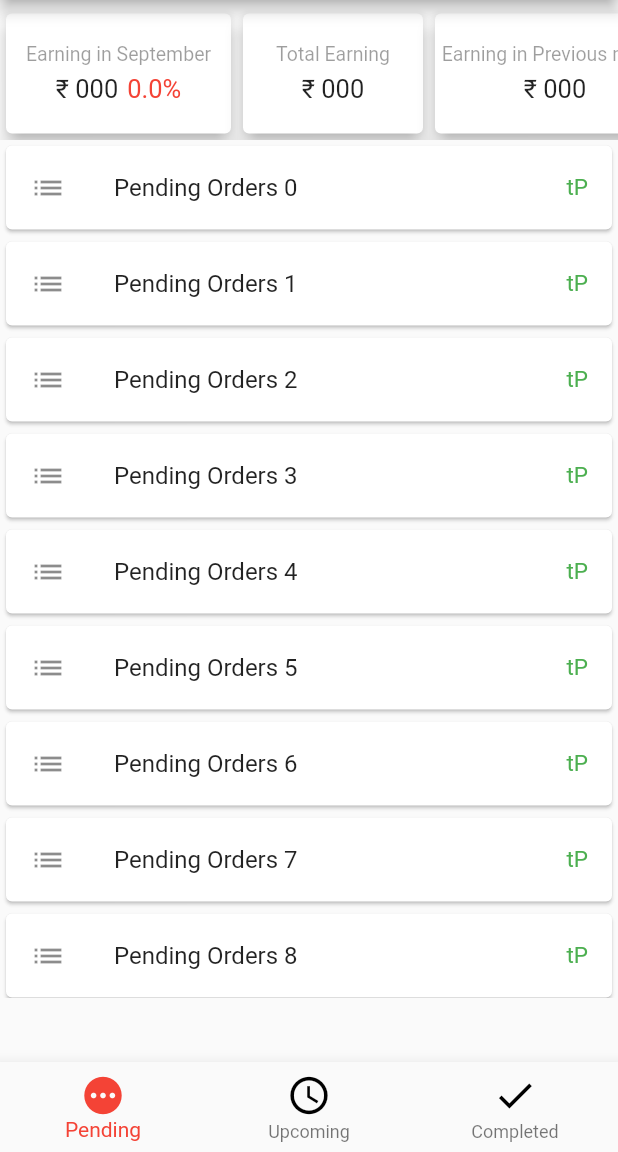
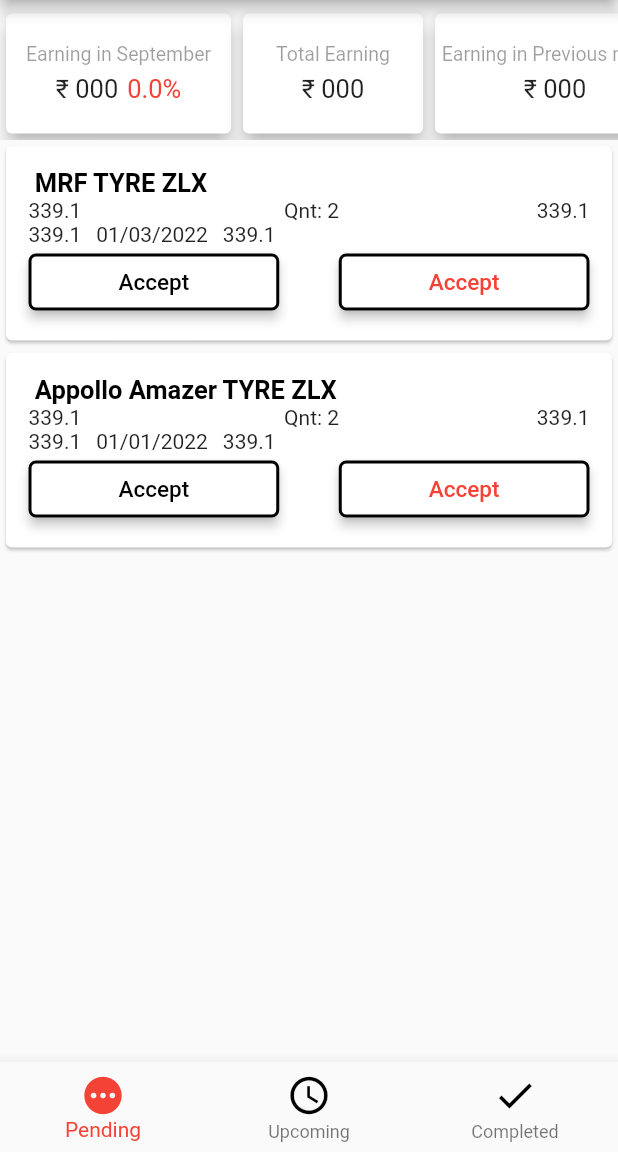
Before and after one commit to vikasdduc/tpcircle, a Flutter app: the MyOrdersPage screen opened directly, on a phone screen of 412 x 824 dp, the part 84-1236 px from its top. Run offline on Flutter 3.47's test engine with Material 2 defaults, Android fonts, the phone set to English and light mode, and no system bars; drawn by our look-alikes of badges; our stand-ins replace firebase_core, otp_text_field; accounts and stored records are empty.

Commit message:
17th commit

```diff
--- a/lib/main.dart
+++ b/lib/main.dart
@@ -1,18 +1,23 @@
+
+import 'package:firebase_core/firebase_core.dart';
 import 'package:flutter/material.dart';
 import 'package:tyreplex/screens/filterPages/filter_screen.dart';
+//import 'package:tyreplex/screens/filterPages/filter_screen.dart';
 //import 'package:tyreplex/screens/login.dart';
 
-//import 'package:tyreplex/screens/myOrderPages/my_order.dart';
+import 'package:tyreplex/screens/myOrderPages/my_order.dart';
 //import 'package:tyreplex/screens/otp_page.dart';
 
-void main() {
-  runApp( MyApp(title: 'Demo app ',));
+void main() async{
+  WidgetsFlutterBinding.ensureInitialized();
+await Firebase.initializeApp();
+  runApp( const MyApp(title: 'Tp Demo',));
 }
 
 
 
 class MyApp extends StatefulWidget {
-  MyApp({Key? key, required this.title}) : super(key: key);
+  const MyApp({Key? key, required this.title}) : super(key: key);
   final String title;
 
   @override
@@ -30,12 +35,12 @@ class _MyAppState extends State<MyApp> {
         debugShowCheckedModeBanner: false,
         initialRoute:   '/',
         routes: {
-          '/':  (context) => const FilterPage(),
-          //MyOrdersPage(),
+          '/':  (context) => const MyOrdersPage(),
+          '/myFilterPage' : (context) => const FilterPage(),
+
           //FilterPage(),
-          // LoginPage(),
-          //'otpPageview':  (context) => const OtpPage(),
-          //'myOrderPage' : (context) => const MyOrdersPage(),
+          // 'otpPageview':  (context) => const OtpPage(),
+          // 'myOrderPage' : (context) => const MyOrdersPage(),
         }, //creating routes
         title: 'Log in page',
         theme: ThemeData(
--- a/lib/screens/filterPages/filter_screen.dart
+++ b/lib/screens/filterPages/filter_screen.dart
@@ -53,7 +53,7 @@ Widget searchableUsersWidget() {
         return Container(
           margin: const EdgeInsets.only(top: 10),
           decoration: BoxDecoration(
-            color: Theme.of(context).primaryColor,
+            color: Colors.white,
             borderRadius:  const BorderRadius.only(
                 topLeft: Radius.circular(20),
                 topRight: Radius.circular(20)),
--- a/lib/screens/myOrderPages/my_order.dart
+++ b/lib/screens/myOrderPages/my_order.dart
@@ -16,7 +16,7 @@ class MyOrdersPageState extends State<MyOrdersPage >{
   bool showElevatedButtonBadge = true;
   int _selectedScreenIndex = 0;
   final List _orderScreens = [
-    {"screen":  const TestScreenA(), },
+    {"screen":  TestScreenA(), },
     {"screen":  TestScreenB(), },
     {"screen":  TestScreenC(), }
   ];
@@ -228,10 +228,11 @@ class MyOrdersPageState extends State<MyOrdersPage >{
                       contentPadding: const EdgeInsets.fromLTRB(20, 5, 0, 5),
                       leading: const Icon(Icons.shopping_cart_outlined,size: 25,),
                       onTap: () {
-                        Navigator.of(context).pop();
+                        Navigator.pushNamed(context, '/myFilterPage');
                         // Navigator.of(context).push(MaterialPageRoute(
                         //     builder: (BuildContext context) => HomeScreen()));
                       },
+
                     ),
                     ListTile(
                       title: const Text('Orders History',
--- a/lib/screens/myOrderPages/test_Screen_B.dart
+++ b/lib/screens/myOrderPages/test_Screen_B.dart
@@ -2,6 +2,7 @@ import 'package:flutter/material.dart';
 
 class TestScreenB extends StatelessWidget {
   TestScreenB({Key? key}) : super(key: key);
+
 
   List upcomingOrders = [
   upcomingOrderClass(name: "Facebook", price: 339.1),
--- a/lib/screens/myOrderPages/test_screen_A.dart
+++ b/lib/screens/myOrderPages/test_screen_A.dart
@@ -1,26 +1,102 @@
 import 'package:flutter/material.dart';
 
 class TestScreenA extends StatelessWidget {
-     const TestScreenA({Key? key}) : super(key: key);
+     TestScreenA({Key? key}) : super(key: key);
+     List pendingOrders = [
+       PendingOrdersClass(tyreConfig : " MRF TYRE ZLX", name: "Facebook", price: 339.1, quantity: 2, date: "01/03/2022"),
+       PendingOrdersClass(tyreConfig : " Appollo Amazer TYRE ZLX", name: "Whatsapp", price: 339.1, quantity: 2,date: "01/01/2022"),
+
+     ];
 
   @override
   Widget build(BuildContext context) {
     return SizedBox(
       height: 572,
       child: ListView.builder(
-          itemCount: 20,
+          itemCount: 2,
           itemBuilder: (BuildContext context, int index) {
             return Card(
-              child: ListTile(
-                  leading: const Icon(Icons.list),
-                  trailing: const Text(
-                    "tP",
-                    style: TextStyle(color: Colors.green, fontSize: 15),
-                  ),
-                  title: Text("Pending Orders $index")),
+              child: Padding(
+                padding: const EdgeInsets.all(15),
+                child: Column(
+                  children: [
+                    Column(
+                      crossAxisAlignment: CrossAxisAlignment.start,
+                      children: [
+                        Text("${pendingOrders[index].tyreConfig}", style:
+                        const TextStyle(fontSize: 17,color: Colors.black, fontWeight: FontWeight.bold),),
+                        Row(
+                          mainAxisAlignment: MainAxisAlignment.spaceBetween,
+                          children: [
+                            Text("${pendingOrders[index].price}"),
+                            Text(" Qnt: ${pendingOrders[index].quantity}"),
+                            Text("${pendingOrders[index].price}")
+                          ],
+                        ),
+                        Row(
+                          mainAxisAlignment: MainAxisAlignment.start,
+                          children: [
+                            Text("${pendingOrders[index].price}"),
+                            SizedBox(width: 10,),
+                            Text("${pendingOrders[index].date}"),
+                            SizedBox(width: 10,),
+                            Text("${pendingOrders[index].price}")
+                          ],
+                        ),
+                      ],
+                    ),
+                    Row(
+                      mainAxisAlignment: MainAxisAlignment.spaceBetween,
+                      children: [
+                        ElevatedButton(
+                            style: ElevatedButton.styleFrom(
+                              primary: Colors.white, //background color of button
+                              side: const BorderSide(width: 2,), //border width and color
+                              elevation: 3, //elevation of button
+                              shape: RoundedRectangleBorder( //to set border radius to button
+                                  borderRadius: BorderRadius.circular(5)
+                              ),
+                              padding: const EdgeInsets.symmetric(horizontal: 60, vertical: 10), //content padding inside button
+                            ),
+
+                            onPressed: (){},
+                            child: const Text('Accept', style: TextStyle(color: Colors.black, fontSize: 15),)
+                        ),
+                        ElevatedButton(
+                            style: ElevatedButton.styleFrom(
+                              primary: Colors.white, //background color of button
+                              side: const BorderSide(width: 2,), //border width and color
+                              elevation: 3, //elevation of button
+                              shape: RoundedRectangleBorder(
+                                //to set border radius to button
+                                  borderRadius: BorderRadius.circular(5)
+                              ),
+                              padding: EdgeInsets.symmetric(horizontal: 60, vertical: 10), //content padding inside button
+                            ),
+
+                            onPressed: (){},
+                            child: const Text('Accept', style: TextStyle(color: Colors.red, fontSize: 15),)
+                        ),
+
+                      ],
+                    )
+                  ],
+
+                ),
+              ),
+
             );
           }),
     );
   }
 
 }
+class PendingOrdersClass {
+  String name;
+  double price;
+  int quantity;
+  String tyreConfig;
+  dynamic date;
+
+  PendingOrdersClass({required this.name,required this.price, required this.quantity, required this.tyreConfig, required this.date});
+}
--- a/lib/screens/otp_page.dart
+++ b/lib/screens/otp_page.dart
@@ -51,7 +51,7 @@ class OtpPageState  extends State<OtpPage>{
                   padding: const EdgeInsets.all(10),
                   child: OTPTextField(
                     controller: otpController,
-                    length: 5,
+                    length: 6,
                     width: MediaQuery.of(context).size.width,
                     textFieldAlignment: MainAxisAlignment.spaceAround,
                     fieldWidth: 45,
--- a/pubspec.yaml
+++ b/pubspec.yaml
@@ -36,6 +36,10 @@ dependencies:
   cupertino_icons: ^1.0.2
   otp_text_field: ^1.1.3
   badges: ^2.0.3
+  cloud_firestore: ^3.4.8
+  firebase_auth: ^3.9.0
+  fluttertoast: ^8.0.9
+  firebase_core: ^1.22.0
 
 
 dev_dependencies:
```
Also changed, not shown: pubspec.lock, 3 other files.
